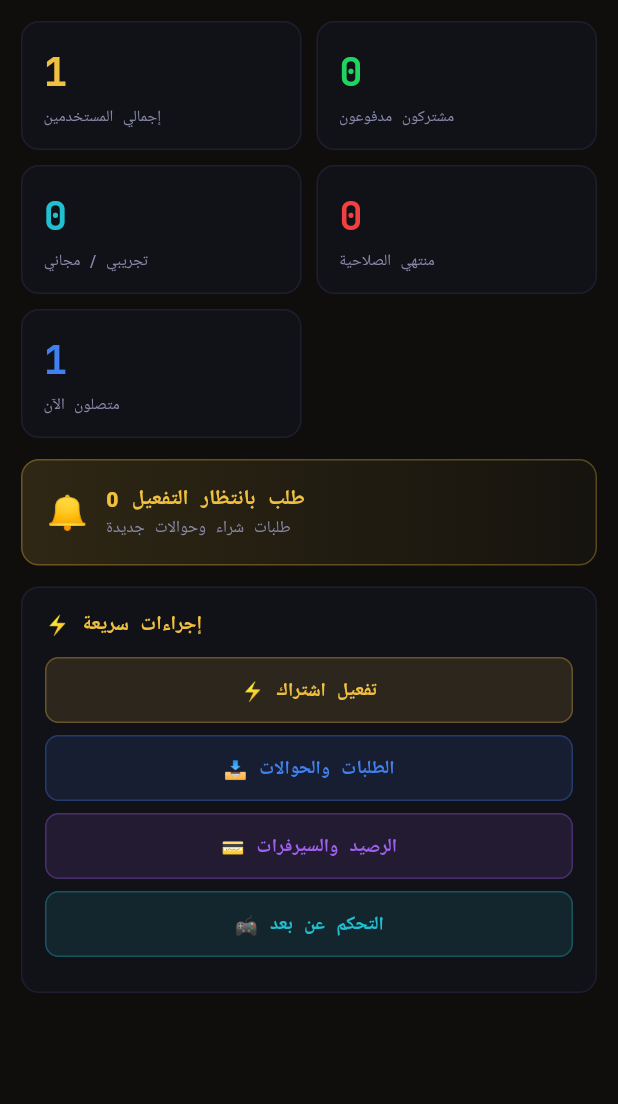
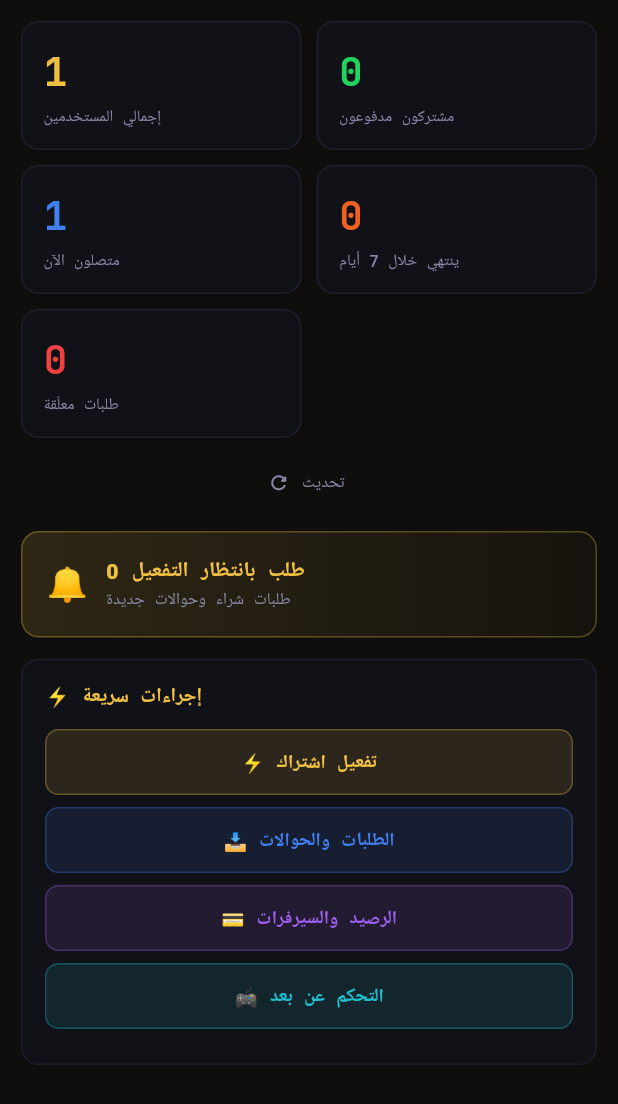
Before and after one commit to haedirasso-star/tol, a Flutter app: the _DashTab widget shown alone on an empty page, opened directly, on a phone screen of 412 x 824 dp. Shown: the top 1104 px of the screen. Run offline on Flutter 3.47's test engine with Material 3 defaults, Android fonts, the phone set to English and light mode, and no system bars; our stand-ins replace audioplayers, cached_network_image, cloud_firestore, device_info_plus, dio, firebase_analytics and 12 more; accounts and stored records are empty; network calls fail; Roboto replaces fonts that are missing (Cairo).

Commit message:
Update admin_console.dart

```diff
--- a/lib/ui/pages/admin_console.dart
+++ b/lib/ui/pages/admin_console.dart
@@ -56,6 +56,7 @@ class _AdminConsolePageState extends State<AdminConsolePage> {
     ('version','الإصدارات',Icons.rocket_launch_rounded),
     ('notif','الإشعارات',Icons.notifications_rounded),
     ('banned','المحظورون',Icons.block_rounded),
+    ('admins','المشرفون',Icons.shield_rounded),
     ('config','الإعدادات',Icons.settings_rounded),
   ];
 
@@ -80,7 +81,7 @@ class _AdminConsolePageState extends State<AdminConsolePage> {
         _topBar(),
         Expanded(child: IndexedStack(index:_i, children: const [
           _DashTab(), _UsersTab(), _ActivateTab(), _SubsTab(), _OrdersTab(),
-          _CreditTab(), _RemoteTab(), _VersionTab(), _NotifTab(), _BannedTab(), _ConfigTab(),
+          _CreditTab(), _RemoteTab(), _VersionTab(), _NotifTab(), _BannedTab(), _AdminsTab(), _ConfigTab(),
         ])),
         _bottomNav(),
       ])));
@@ -128,42 +129,82 @@ class _AdminConsolePageState extends State<AdminConsolePage> {
 // ════════════════════════════════════════════════════════════════════════
 //  DASHBOARD
 // ════════════════════════════════════════════════════════════════════════
-class _DashTab extends StatelessWidget {
+class _DashTab extends StatefulWidget {
   const _DashTab();
+  @override State<_DashTab> createState() => _DashTabState();
+}
+class _DashTabState extends State<_DashTab> {
+  int? _total, _premium, _online, _pending, _expiringSoon;
+  bool _loading = true;
+
+  @override void initState() { super.initState(); _load(); }
+
+  Future<void> _load() async {
+    setState(() => _loading = true);
+    final users = _AC.db.collection('users');
+    final now = Timestamp.now();
+    final soon = Timestamp.fromDate(DateTime.now().add(const Duration(days: 7)));
+    try {
+      // count() تجميعي — لا يُنزّل المستندات، دقيق لأي عدد (آلاف)
+      final results = await Future.wait([
+        users.count().get(),
+        users.where('subscription.plan', isEqualTo: 'premium').count().get(),
+        users.where('is_online', isEqualTo: true).count().get(),
+        _AC.db.collection('orders').where('status', isEqualTo: 'pending').count().get(),
+        users.where('subscription.plan', isEqualTo: 'premium')
+             .where('subscription.expiry_date', isGreaterThan: now)
+             .where('subscription.expiry_date', isLessThan: soon).count().get(),
+      ]);
+      if (!mounted) return;
+      setState(() {
+        _total        = results[0].count;
+        _premium      = results[1].count;
+        _online       = results[2].count;
+        _pending      = results[3].count;
+        _expiringSoon = results[4].count;
+        _loading = false;
+      });
+    } catch (e) {
+      // إن فشل أي count (فهرس مفقود لاستعلام الانتهاء) نعرض الباقي
+      if (!mounted) return;
+      setState(() => _loading = false);
+      debugPrint('[dash] $e');
+    }
+  }
+
   @override
-  Widget build(BuildContext context) => StreamBuilder<QuerySnapshot>(
-    stream: _AC.db.collection('users').limit(500).snapshots(),
-    builder: (_, snap) {
-      final docs = snap.data?.docs ?? [];
-      int premium=0,trial=0,expired=0,online=0; final now=DateTime.now();
-      for (final d in docs) {
-        final m=d.data() as Map<String,dynamic>;
-        final sub=(m['subscription'] as Map<String,dynamic>?) ?? {};
-        final plan=sub['plan']?.toString() ?? 'free';
-        final exp=(sub['expiry_date'] as Timestamp?)?.toDate();
-        if (m['is_online']==true) online++;
-        if (plan=='premium') { (exp!=null&&exp.isAfter(now))?premium++:expired++; }
-        else if (plan=='trial') trial++;
-      }
-      return ListView(padding: const EdgeInsets.all(14), children: [
-        _statGrid(context,[
-          ('إجمالي المستخدمين','${docs.length}',_AC.gold),
-          ('مشتركون مدفوعون','$premium',_AC.grn),
-          ('تجريبي / مجاني','$trial',_AC.cyn),
-          ('منتهي الصلاحية','$expired',_AC.red),
-          ('متصلون الآن','$online',_AC.blu),
-        ]),
-        const SizedBox(height:14),
+  Widget build(BuildContext context) {
+    return RefreshIndicator(
+      color: _AC.gold, backgroundColor: _AC.card,
+      onRefresh: _load,
+      child: ListView(padding: const EdgeInsets.all(14), children: [
+        if (_loading)
+          const Padding(padding: EdgeInsets.symmetric(vertical: 30),
+            child: Center(child: CircularProgressIndicator(color: _AC.gold)))
+        else
+          _statGrid(context, [
+            ('إجمالي المستخدمين', '${_total ?? '—'}', _AC.gold),
+            ('مشتركون مدفوعون', '${_premium ?? '—'}', _AC.grn),
+            ('متصلون الآن', '${_online ?? '—'}', _AC.blu),
+            ('ينتهي خلال 7 أيام', '${_expiringSoon ?? '—'}', _AC.org),
+            ('طلبات معلّقة', '${_pending ?? '—'}', _AC.red),
+          ]),
+        const SizedBox(height: 6),
+        Center(child: TextButton.icon(onPressed: _load,
+          icon: const Icon(Icons.refresh_rounded, size: 15, color: _AC.t2),
+          label: Text('تحديث', style: _AC.t(s: 11, c: _AC.t2)))),
+        const SizedBox(height: 8),
         const _OrdersPendingCard(),
-        const SizedBox(height:14),
-        _acCard('⚡ إجراءات سريعة', Column(children:[
-          _quick(context,'⚡ تفعيل اشتراك',_AC.gold,2),
-          _quick(context,'📥 الطلبات والحوالات',_AC.blu,4),
-          _quick(context,'💳 الرصيد والسيرفرات',_AC.prp,5),
-          _quick(context,'🎮 التحكم عن بعد',_AC.cyn,6),
+        const SizedBox(height: 14),
+        _acCard('⚡ إجراءات سريعة', Column(children: [
+          _quick(context, '⚡ تفعيل اشتراك', _AC.gold, 2),
+          _quick(context, '📥 الطلبات والحوالات', _AC.blu, 4),
+          _quick(context, '💳 الرصيد والسيرفرات', _AC.prp, 5),
+          _quick(context, '🎮 التحكم عن بعد', _AC.cyn, 6),
         ])),
-      ]);
-    });
+      ]),
+    );
+  }
 
   Widget _statGrid(BuildContext ctx, List<(String,String,Color)> items) {
     final w = (MediaQuery.of(ctx).size.width - 28 - 10) / 2;
@@ -236,8 +277,7 @@ class _UsersTabState extends State<_UsersTab> {
           itemBuilder:(_,i){
             final m=docs[i].data() as Map<String,dynamic>;
             return RepaintBoundary(child:_UserRow(uid:docs[i].id,data:m,
-              onTap:()=>_ActivateSheet.show(context,uid:docs[i].id,
-                email:m['email']?.toString()??'',name:m['display_name']?.toString()??'',presetDays:30),
+              onTap:()=>_UserDetailPage.open(context, docs[i].id),
               onLong:()=>_userActions(context,docs[i].id,m)));
           });
       })),
```
